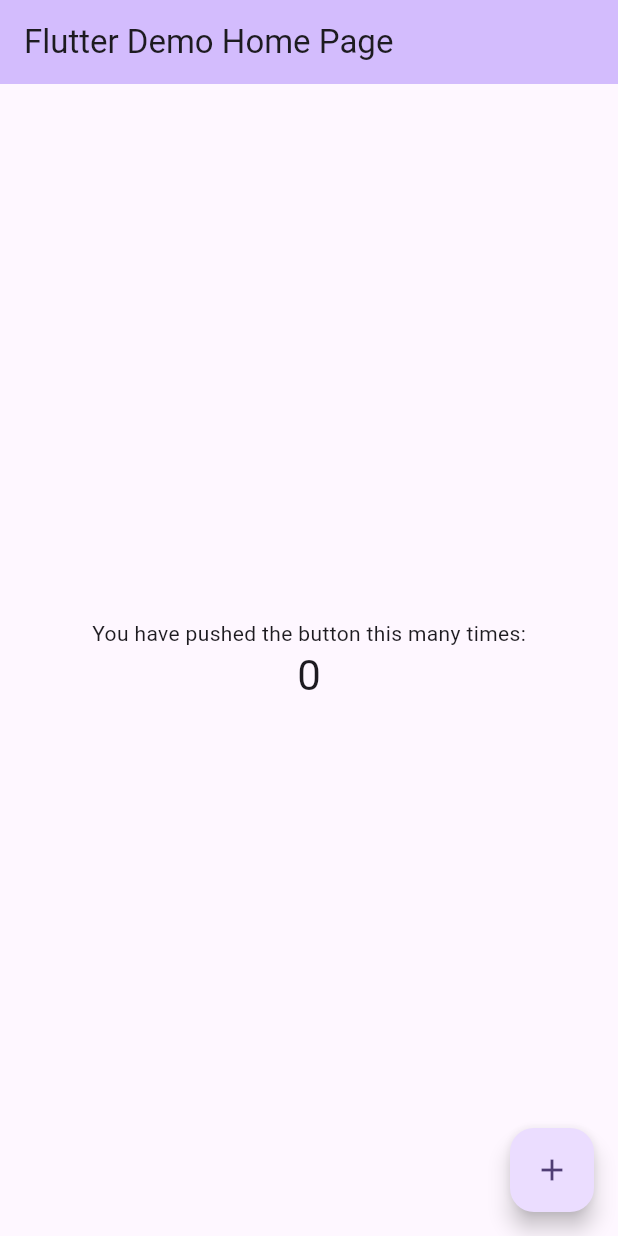
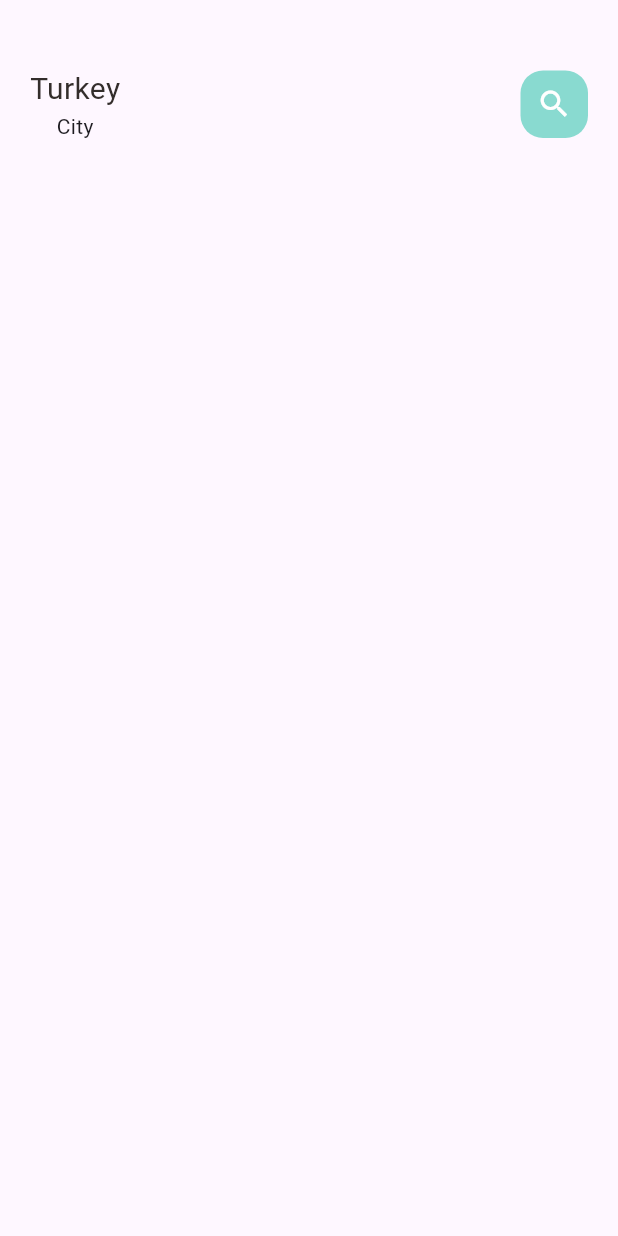
Before and after one commit to onurmelikoglu/EcommerceApp, a Flutter app: the screen it shows after launch, on a phone screen of 412 x 824 dp. Run offline on Flutter 3.47's test engine with Material 2 defaults, Android fonts, the phone set to English and light mode, and no system bars.

Commit message:
fonts and main page added

```diff
--- /dev/null
+++ b/lib/home/main_food_page.dart
@@ -0,0 +1,51 @@
+import 'package:ecommerceapp/utils/colors.dart';
+import 'package:ecommerceapp/widgets/big_text.dart';
+import 'package:flutter/material.dart';
+
+class MainFoodPage extends StatefulWidget {
+  const MainFoodPage({super.key});
+
+  @override
+  State<MainFoodPage> createState() => _MainFoodPageState();
+}
+
+class _MainFoodPageState extends State<MainFoodPage> {
+  @override
+  Widget build(BuildContext context) {
+    return Scaffold(
+        body: Column(
+      children: [
+        Container(
+          margin: EdgeInsets.only(top: 45, bottom: 10),
+          padding: EdgeInsets.only(left: 20, right: 20),
+          child: Container(
+            child: Row(
+              mainAxisAlignment: MainAxisAlignment.spaceBetween,
+              children: [
+                Column(
+                  children: [
+                    BigText(text: "Turkey"),
+                    Text("City")
+                  ],
+                ),
+                Center(
+                  child: Container(
+                    width: 45,
+                    height: 45,
+                    child: Icon(
+                      Icons.search,
+                      color: Colors.white,
+                    ),
+                    decoration: BoxDecoration(
+                        borderRadius: BorderRadius.circular(15),
+                        color: AppColors.mainColor),
+                  ),
+                )
+              ],
+            ),
+          ),
+        )
+      ],
+    ));
+  }
+}
--- a/lib/main.dart
+++ b/lib/main.dart
@@ -1,3 +1,4 @@
+import 'package:ecommerceapp/home/main_food_page.dart';
 import 'package:flutter/material.dart';
 
 void main() {
@@ -11,27 +12,13 @@ class MyApp extends StatelessWidget {
   @override
   Widget build(BuildContext context) {
     return MaterialApp(
+      debugShowCheckedModeBanner: false,
       title: 'Flutter Demo',
       theme: ThemeData(
-        // This is the theme of your application.
-        //
-        // TRY THIS: Try running your application with "flutter run". You'll see
-        // the application has a blue toolbar. Then, without quitting the app,
-        // try changing the seedColor in the colorScheme below to Colors.green
-        // and then invoke "hot reload" (save your changes or press the "hot
-        // reload" button in a Flutter-supported IDE, or press "r" if you used
-        // the command line to start the app).
-        //
-        // Notice that the counter didn't reset back to zero; the application
-        // state is not lost during the reload. To reset the state, use hot
-        // restart instead.
-        //
-        // This works for code too, not just values: Most code changes can be
-        // tested with just a hot reload.
         colorScheme: ColorScheme.fromSeed(seedColor: Colors.deepPurple),
         useMaterial3: true,
       ),
-      home: const MyHomePage(title: 'Flutter Demo Home Page'),
+      home: const MainFoodPage(),
     );
   }
 }
--- /dev/null
+++ b/lib/utils/colors.dart
@@ -0,0 +1,16 @@
+import 'dart:ui';
+
+class AppColors {
+  static final Color textColor = const Color(0xFFccc7c5);
+  static final Color mainColor = const Color(0xFF89dad0);
+  //static final Color mainColor = const Color (0xFFfa7552);
+  // static final Color iconColor1 = const Color(0xFFffd28d);
+  // static final Color iconColor2 = const Color(0xFFfcab88);
+  // static final Color paraColor = const Color(0xFF8f837f);
+  static final Color buttonBackgroundColor = const Color(0xFFf7f6f4);
+  static final Color signColor = const Color(0xFFa9a29f);
+  static final Color titleColor = const Color(0xFF5c524f);
+  static final Color mainBlackColor = const Color(0xFF332d2b);
+  //static final Color yellowColor = const Color(0xFFfa7552);
+  static final Color yellowColor = const Color(0xFFffd379);
+}
--- /dev/null
+++ b/lib/widgets/big_text.dart
@@ -0,0 +1,28 @@
+import 'package:flutter/cupertino.dart';
+
+class BigText extends StatelessWidget {
+  Color? color;
+  final String text;
+  double size;
+  TextOverflow overFlow;
+  BigText({Key? key,
+      this.color = const Color(0xFF332d2b),
+      this.size = 20,
+      required this.text,
+      this.overFlow = TextOverflow.ellipsis
+      }) : super(key: key);
+
+  @override
+  Widget build(BuildContext context) {
+    return Text(
+        text,
+        overflow: overFlow,
+        style: TextStyle(
+            color: color,
+            fontWeight: FontWeight.w400,
+            fontSize: size,
+            fontFamily: "Roboto"
+        )
+    );
+  }
+}
```
Also changed, not shown: pubspec.yaml (+15 -8 lines), assets/font/Roboto-Black.ttf (added), assets/font/Roboto-Bold.ttf (added), assets/font/Roboto-Medium.ttf (added), assets/font/Roboto-Regular.ttf (added).
